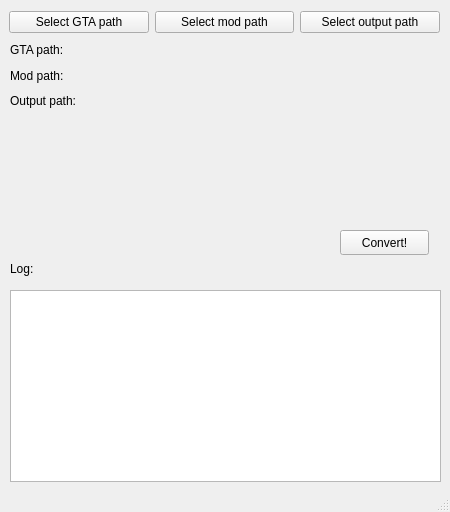
Above: resources/mainwindow.ui from TheNormalnij/MtaWorldConvertingTools before the change. Below: the same form after it.
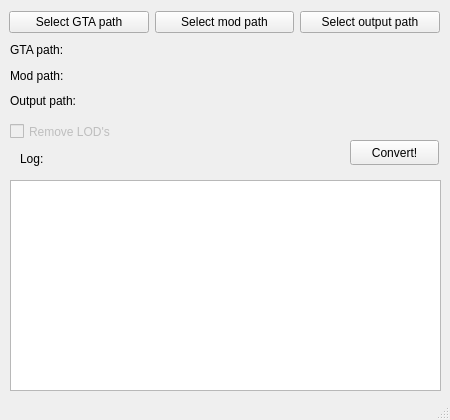
That is the form after the change.

Patch:
```diff
--- a/resources/mainwindow.ui
+++ b/resources/mainwindow.ui
@@ -2,12 +2,15 @@
 <ui version="4.0">
  <class>MainWindow</class>
  <widget class="QMainWindow" name="MainWindow">
+  <property name="enabled">
+   <bool>true</bool>
+  </property>
   <property name="geometry">
    <rect>
     <x>0</x>
     <y>0</y>
     <width>450</width>
-    <height>512</height>
+    <height>420</height>
    </rect>
   </property>
   <property name="sizePolicy">
@@ -18,13 +21,13 @@
   </property>
   <property name="minimumSize">
    <size>
-    <width>0</width>
-    <height>0</height>
+    <width>450</width>
+    <height>420</height>
    </size>
   </property>
   <property name="maximumSize">
    <size>
-    <width>999999</width>
+    <width>450</width>
     <height>999999</height>
    </size>
   </property>
@@ -41,8 +44,8 @@
    <widget class="QLabel" name="log_label">
     <property name="geometry">
      <rect>
-      <x>10</x>
-      <y>260</y>
+      <x>20</x>
+      <y>150</y>
       <width>67</width>
       <height>17</height>
      </rect>
@@ -54,8 +57,8 @@
    <widget class="QPushButton" name="BtnConvert">
     <property name="geometry">
      <rect>
-      <x>340</x>
-      <y>230</y>
+      <x>350</x>
+      <y>140</y>
       <width>89</width>
       <height>25</height>
      </rect>
@@ -209,10 +212,62 @@
     <property name="geometry">
      <rect>
       <x>10</x>
-      <y>290</y>
+      <y>180</y>
       <width>431</width>
-      <height>192</height>
+      <height>211</height>
      </rect>
+    </property>
+    <property name="sizePolicy">
+     <sizepolicy hsizetype="Expanding" vsizetype="Expanding">
+      <horstretch>0</horstretch>
+      <verstretch>0</verstretch>
+     </sizepolicy>
+    </property>
+    <property name="minimumSize">
+     <size>
+      <width>0</width>
+      <height>210</height>
+     </size>
+    </property>
+    <property name="maximumSize">
+     <size>
+      <width>16777215</width>
+      <height>16777215</height>
+     </size>
+    </property>
+    <property name="sizeIncrement">
+     <size>
+      <width>0</width>
+      <height>0</height>
+     </size>
+    </property>
+    <property name="font">
+     <font>
+      <family>FreeMono</family>
+      <bold>true</bold>
+     </font>
+    </property>
+   </widget>
+   <widget class="QCheckBox" name="ChkRemoveLods">
+    <property name="enabled">
+     <bool>false</bool>
+    </property>
+    <property name="geometry">
+     <rect>
+      <x>10</x>
+      <y>120</y>
+      <width>131</width>
+      <height>23</height>
+     </rect>
+    </property>
+    <property name="text">
+     <string>Remove LOD's</string>
+    </property>
+    <property name="checkable">
+     <bool>true</bool>
+    </property>
+    <property name="checked">
+     <bool>false</bool>
     </property>
    </widget>
   </widget>
```
